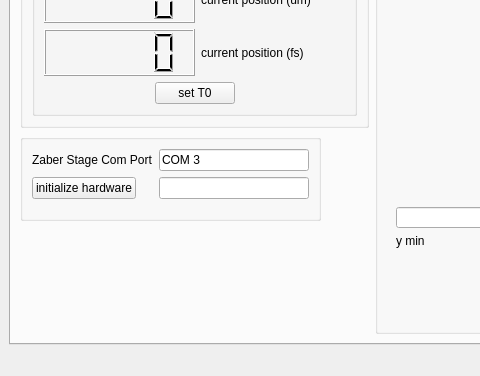
Before: the Qt Designer form qt_designer/form.ui in peter-chang62/Chi-3-FROG, drawn with Qt 5; both pictures show x 0 to 480 and y 449 to 825 of the 936 by 825 pixel window.
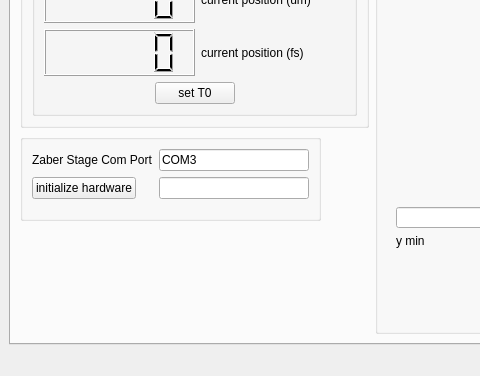
After: the same form once the commit is applied. Custom widgets are drawn as their Qt base class.

```diff
--- a/qt_designer/form.ui
+++ b/qt_designer/form.ui
@@ -569,7 +569,7 @@
            <item row="0" column="1">
             <widget class="QLineEdit" name="le_stage_com_port">
              <property name="text">
-              <string>COM 3</string>
+              <string>COM3</string>
              </property>
             </widget>
            </item>
```
